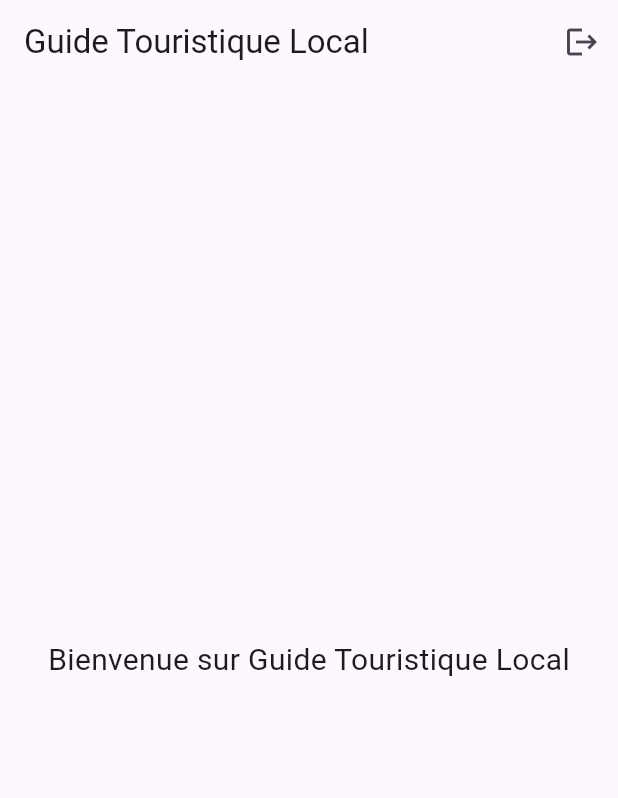
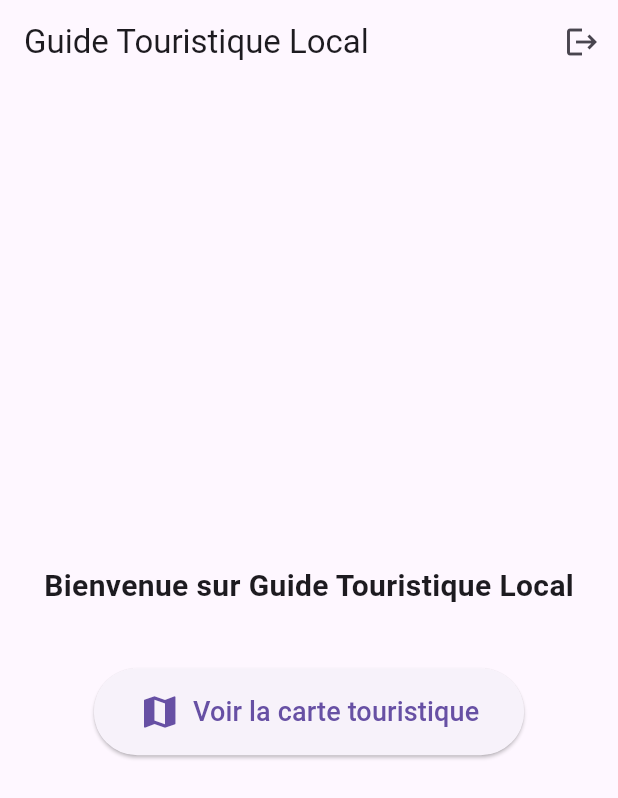
Before and after one commit to victory1303/guide_touristique_local, a Flutter app: the HomePage screen opened directly, on a phone screen of 412 x 824 dp. Shown: the top 798 px of the screen. Run offline on Flutter 3.47's test engine with Material 3 defaults, Android fonts, the phone set to English and light mode, and no system bars; our stand-ins replace cloud_firestore, firebase_auth, firebase_core, flutter_dotenv, google_maps_flutter; accounts and stored records are empty.

Commit message:
fix: correction erreur const HomePage et ajout bouton navigation vers carte
Co-authored-by: Cursor <cursoragent@cursor.com>

```diff
--- a/lib/main.dart
+++ b/lib/main.dart
@@ -40,7 +40,7 @@ class MyApp extends StatelessWidget {
       debugShowCheckedModeBanner: false,
       title: 'Guide Touristique Local',
       theme: ThemeData(primarySwatch: Colors.blue),
-      home: user != null ? const HomePage() : const LoginScreen(),
+      home: user != null ? HomePage() : const LoginScreen(),
       routes: {
         '/map': (context) => const MapScreen(),
       },
--- a/lib/screens/home_page.dart
+++ b/lib/screens/home_page.dart
@@ -2,6 +2,7 @@ import 'package:flutter/material.dart';
 import 'package:provider/provider.dart';
 import '../controllers/auth_controller.dart';
 import 'login_screen.dart';
+import '../views/map_screen.dart';
 
 class HomePage extends StatelessWidget {
   HomePage({super.key});
@@ -32,10 +33,35 @@ class HomePage extends StatelessWidget {
           ),
         ],
       ),
-      body: const Center(
-        child: Text(
-          "Bienvenue sur Guide Touristique Local",
-          style: TextStyle(fontSize: 20),
+      body: Center(
+        child: Column(
+          mainAxisAlignment: MainAxisAlignment.center,
+          children: [
+            const Text(
+              "Bienvenue sur Guide Touristique Local",
+              style: TextStyle(fontSize: 20, fontWeight: FontWeight.bold),
+            ),
+            const SizedBox(height: 40),
+            ElevatedButton.icon(
+              onPressed: () {
+                Navigator.push(
+                  context,
+                  MaterialPageRoute(builder: (_) => const MapScreen()),
+                );
+              },
+              icon: const Icon(Icons.map, size: 28),
+              label: const Text(
+                "Voir la carte touristique",
+                style: TextStyle(fontSize: 18),
+              ),
+              style: ElevatedButton.styleFrom(
+                padding: const EdgeInsets.symmetric(
+                  horizontal: 30,
+                  vertical: 15,
+                ),
+              ),
+            ),
+          ],
         ),
       ),
     );
```
